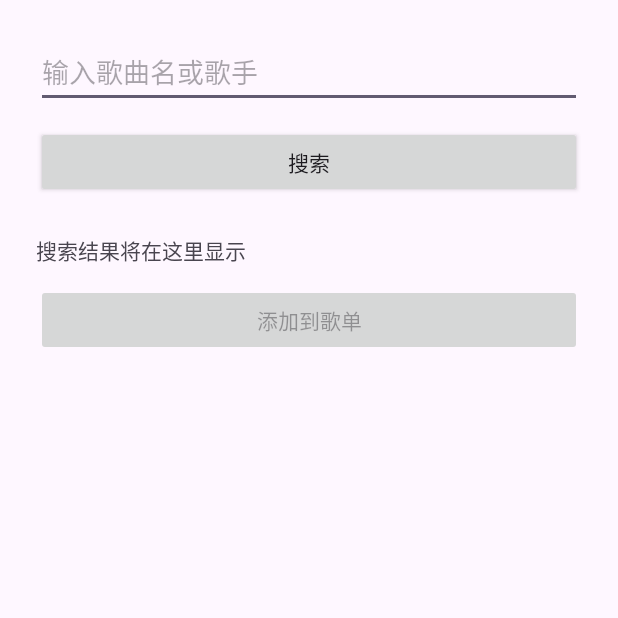
After one commit to Kriemseeley/MusicPlayer, an Android app: the AddOnlineMusicActivity screen opened directly, with no data from a screen before it, on a phone screen of 412 x 824 dp, the top half of it. The commit adds this screen. Run offline under Robolectric (Android 15) with nearby library versions, the phone set to English and light mode, and no system bars.

Commit message:
增加网络歌曲添加功能

```diff
--- a/app/src/main/AndroidManifest.xml
+++ b/app/src/main/AndroidManifest.xml
@@ -3,6 +3,8 @@
     xmlns:tools="http://schemas.android.com/tools">
     <uses-permission android:name="android.permission.READ_EXTERNAL_STORAGE"/>
     <uses-permission android:name="android.permission.WRITE_EXTERNAL_STORAGE"/>
+    <uses-permission android:name="android.permission.INTERNET" />
+    <uses-permission android:name="android.permission.ACCESS_NETWORK_STATE" />
 
 
     <application
@@ -14,7 +16,8 @@
         android:roundIcon="@mipmap/ic_launcher_round"
         android:supportsRtl="true"
         android:theme="@style/Theme.MyApplication"
-        tools:targetApi="31">
+        tools:targetApi="31"
+        android:usesCleartextTraffic="true">
         <activity
             android:name=".LoginActivity"
             android:exported="true">
@@ -26,6 +29,7 @@
         </activity>
         <activity android:name=".RegisterActivity" />
         <activity android:name=".MainActivity" />
+        <activity android:name=".AddOnlineMusicActivity" />
     </application>
 
 </manifest>
--- /dev/null
+++ b/app/src/main/res/layout/activity_add_online_music.xml
@@ -0,0 +1,34 @@
+<LinearLayout xmlns:android="http://schemas.android.com/apk/res/android"
+    android:orientation="vertical"
+    android:padding="24dp"
+    android:layout_width="match_parent"
+    android:layout_height="match_parent">
+
+    <EditText
+        android:id="@+id/et_keyword"
+        android:hint="输入歌曲名或歌手"
+        android:layout_width="match_parent"
+        android:layout_height="wrap_content"/>
+
+    <Button
+        android:id="@+id/btn_search"
+        android:text="搜索"
+        android:layout_width="match_parent"
+        android:layout_height="wrap_content"
+        android:layout_marginTop="12dp"/>
+
+    <TextView
+        android:id="@+id/tv_result"
+        android:text="搜索结果将在这里显示"
+        android:layout_width="match_parent"
+        android:layout_height="wrap_content"
+        android:layout_marginTop="24dp"/>
+
+    <Button
+        android:id="@+id/btn_add_online_song"
+        android:text="添加到歌单"
+        android:layout_width="match_parent"
+        android:layout_height="wrap_content"
+        android:layout_marginTop="12dp"
+        android:enabled="false"/>
+</LinearLayout>
```
Also changed, not shown: app/src/main/java/com/example/myapplication/AddOnlineMusicActivity.java (added, +111 -0 lines), app/src/main/java/com/example/myapplication/MainActivity.java (+28 -2 lines), app/src/main/res/layout/activity_main.xml (+14 -0 lines).
